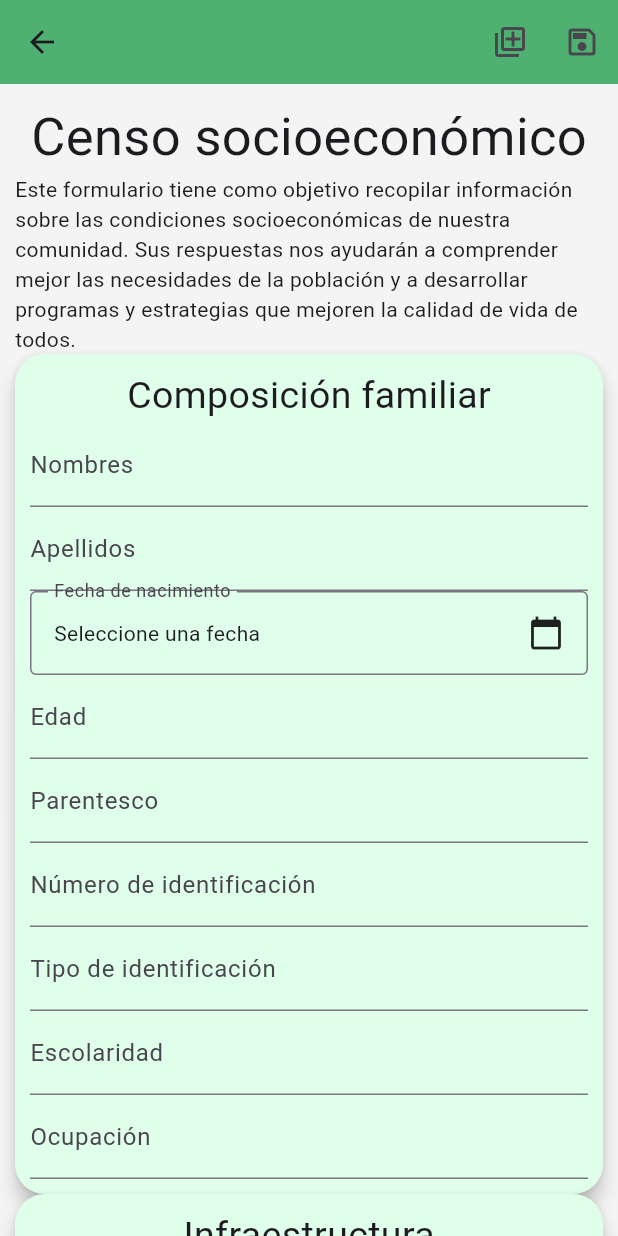
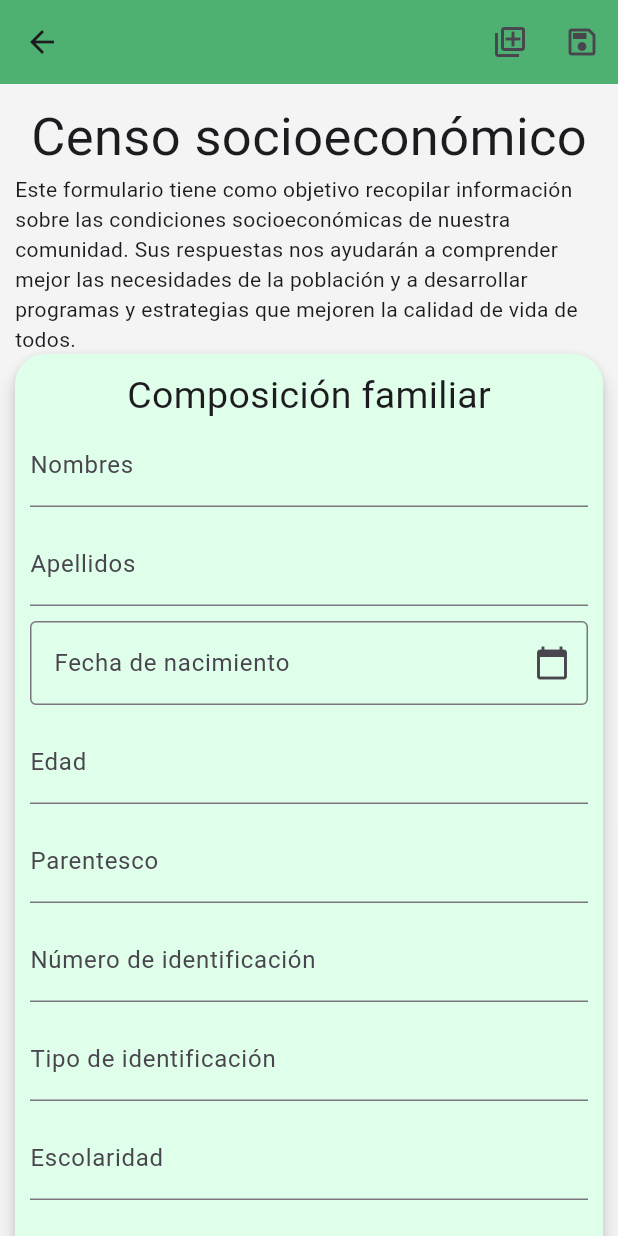
Before and after one commit to JuanFernandoMartinez/census-support-tool-app, a Flutter app: the screen it shows after launch, on a phone screen of 412 x 824 dp. Run offline on Flutter 3.47's test engine with Material 3 defaults, Android fonts, the phone set to English and light mode, and no system bars; our stand-ins replace flutter_datetime_picker_plus; Roboto replaces fonts that are missing (Inria Sans, Inria_sans).

Commit message:
feat: Change datepicker to textFieldDatePicker

```diff
--- a/lib/src/screens/form_aplication/components/date_form_field.dart
+++ b/lib/src/screens/form_aplication/components/date_form_field.dart
@@ -31,7 +31,8 @@ class _FormDateFieldState extends State<FormDateField> {
 
   @override
   Widget build(BuildContext context) {
-    return InkWell(
+    return TextFormField(
+      readOnly: true,
       onTap: () {
         DatePicker.showDatePicker(
           context,
@@ -46,20 +47,15 @@ class _FormDateFieldState extends State<FormDateField> {
           locale: LocaleType.es,
         );
       },
-      child: InputDecorator(
-        decoration: InputDecoration(
-          labelText: widget.labelText,
-          border: const OutlineInputBorder(),
-        ),
-        child: Row(
-          mainAxisAlignment: MainAxisAlignment.spaceBetween,
-          children: [
-            Text(_selectedDate != null
-                ? DateFormat('dd/MM/yyyy').format(_selectedDate!)
-                : 'Seleccione una fecha'),
-            const Icon(Icons.calendar_today),
-          ],
-        ),
+      decoration: InputDecoration(
+        labelText: widget.labelText,
+        border: const OutlineInputBorder(),
+        suffixIcon: const Icon(Icons.calendar_today),
+      ),
+      controller: TextEditingController(
+        text: _selectedDate != null
+            ? DateFormat('dd/MM/yyyy').format(_selectedDate!)
+            : '',
       ),
     );
   }
--- a/lib/src/screens/form_aplication/form_sheet.dart
+++ b/lib/src/screens/form_aplication/form_sheet.dart
@@ -56,7 +56,9 @@ class FormSheet extends StatelessWidget {
               shrinkWrap: true,
               itemCount: formFields.length,
               itemBuilder: (context, index) {
-                return formFields[index];
+                return Column(
+                  children: [formFields[index], const SizedBox(height: 10)],
+                );
               },
             ))
           ],
```
